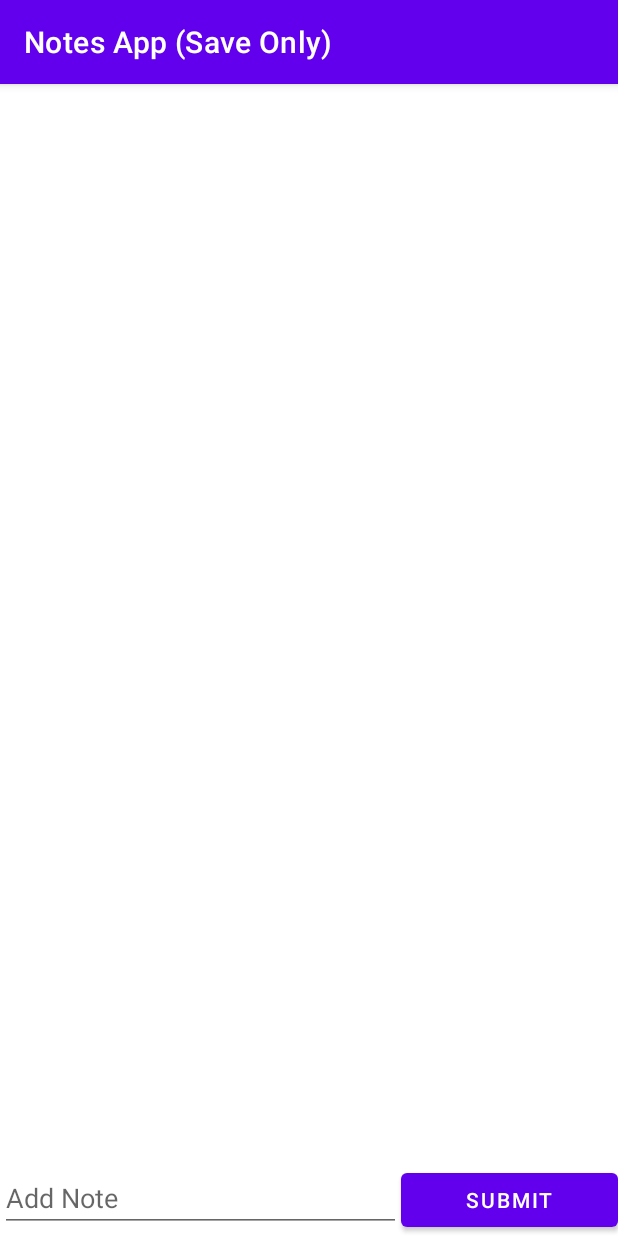
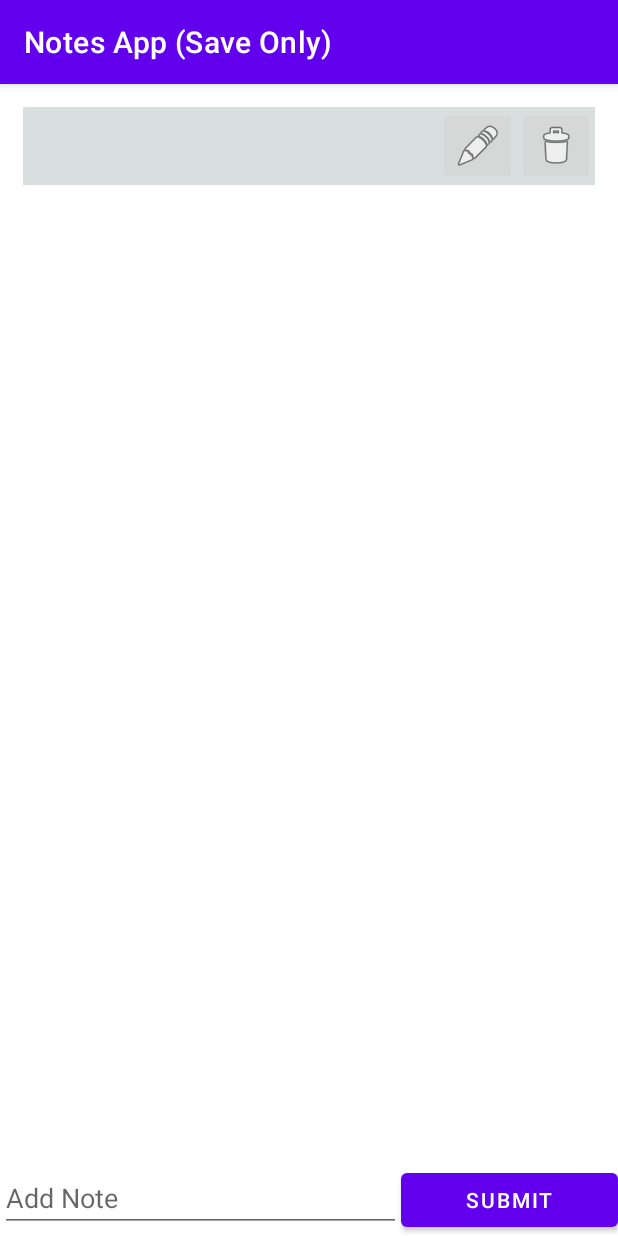
Before and after one commit to asma121/Notes_App, an Android app: the screen it shows after launch (MainActivity), after a tap on "SUBMIT", on a phone screen of 412 x 824 dp. Run offline under Robolectric (Android 15) with nearby library versions, the phone set to English and light mode, and no system bars.

Commit message:
update and delete data SQLite Database

```diff
--- a/app/src/main/java/com/example/notesappsaveonly/MainActivity.kt
+++ b/app/src/main/java/com/example/notesappsaveonly/MainActivity.kt
@@ -1,12 +1,17 @@
 package com.example.notesappsaveonly
 
+import android.content.DialogInterface
 import androidx.appcompat.app.AppCompatActivity
 import android.os.Bundle
 import android.widget.Button
 import android.widget.EditText
+import android.widget.ImageButton
 import android.widget.Toast
+import androidx.appcompat.app.AlertDialog
 import androidx.recyclerview.widget.LinearLayoutManager
 import androidx.recyclerview.widget.RecyclerView
+import kotlinx.android.synthetic.main.item_row.*
+import kotlinx.android.synthetic.main.item_row.view.*
 
 class MainActivity : AppCompatActivity() {
     lateinit var rv:RecyclerView
@@ -32,11 +37,14 @@ class MainActivity : AppCompatActivity() {
             Toast.makeText(applicationContext,"Note Added  "+status,Toast.LENGTH_LONG).show()
         }
 
+
     }
 
     fun recyclerView(){
         notes=dbHelper.retrieveNotes()
-        rv.adapter=myAdapter(notes)
+        rv.adapter=myAdapter(notes,this)
         rv.layoutManager=LinearLayoutManager(this)
     }
+
+
 }
--- a/app/src/main/res/layout/item_row.xml
+++ b/app/src/main/res/layout/item_row.xml
@@ -1,15 +1,38 @@
 <?xml version="1.0" encoding="utf-8"?>
 <LinearLayout xmlns:android="http://schemas.android.com/apk/res/android"
+    xmlns:app="http://schemas.android.com/apk/res-auto"
     android:orientation="vertical"
-    android:layout_margin="24dp"
+    android:layout_margin="5dp"
     android:layout_width="match_parent"
     android:layout_height="wrap_content">
 
-    <TextView
-        android:id="@+id/textView"
-        android:textSize="14sp"
+    <LinearLayout
         android:layout_width="match_parent"
-        android:layout_height="wrap_content"
-        android:gravity="left"
-        android:text="TextView" />
+        android:layout_height="match_parent"
+        android:layout_margin="10dp"
+        android:background="@color/gray"
+        android:orientation="horizontal">
+
+        <TextView
+            android:id="@+id/textView"
+            android:layout_width="match_parent"
+            android:layout_height="wrap_content"
+            android:layout_gravity="center"
+            android:layout_weight="30"
+            android:text="TextView" />
+
+        <ImageButton
+            android:id="@+id/imageButtonEdit"
+            android:layout_width="wrap_content"
+            android:layout_height="wrap_content"
+            android:layout_weight="1"
+            app:srcCompat="@android:drawable/ic_menu_edit" />
+
+        <ImageButton
+            android:id="@+id/imageButtonDelete"
+            android:layout_width="wrap_content"
+            android:layout_height="wrap_content"
+            android:layout_weight="1"
+            app:srcCompat="@android:drawable/ic_menu_delete" />
+    </LinearLayout>
 </LinearLayout>
--- a/app/src/main/res/values/colors.xml
+++ b/app/src/main/res/values/colors.xml
@@ -7,4 +7,5 @@
     <color name="teal_700">#FF018786</color>
     <color name="black">#FF000000</color>
     <color name="white">#FFFFFFFF</color>
+    <color name="gray">#D8DFDE</color>
 </resources>
```
Also changed, not shown: app/src/main/java/com/example/notesappsaveonly/DbHelper.kt (+10 -0 lines), app/src/main/java/com/example/notesappsaveonly/myAdapter.kt (+34 -1 lines), app/src/main/res/layout/custom_dailog.xml (added, +7 -0 lines).
